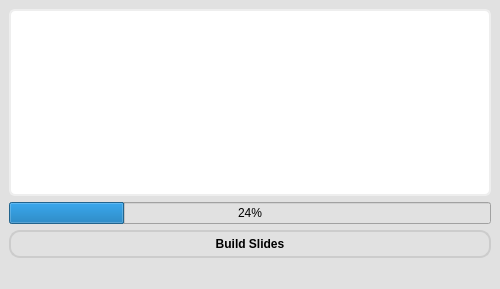
Above: data/UI.ui from James-Cristini/PPT-Builder before the change. Below: the same form after it.
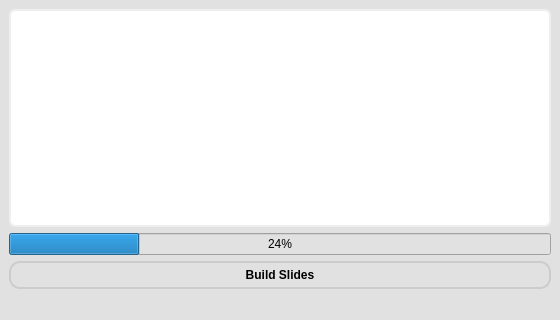
That is the form after the change. Icons and pictures are not drawn.

What changed in the file:
```diff
--- a/data/UI.ui
+++ b/data/UI.ui
@@ -6,8 +6,8 @@
    <rect>
     <x>0</x>
     <y>0</y>
-    <width>500</width>
-    <height>289</height>
+    <width>560</width>
+    <height>320</height>
    </rect>
   </property>
   <property name="font">
```
Left out of the diff: 6 changed lines with no effect on the pictures.
